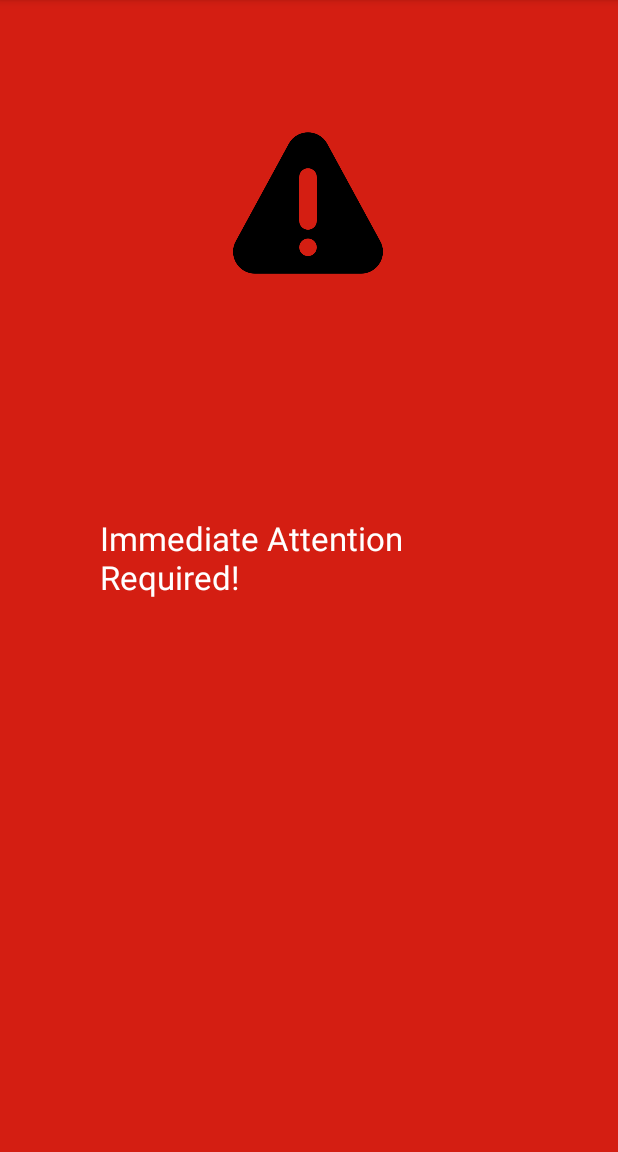
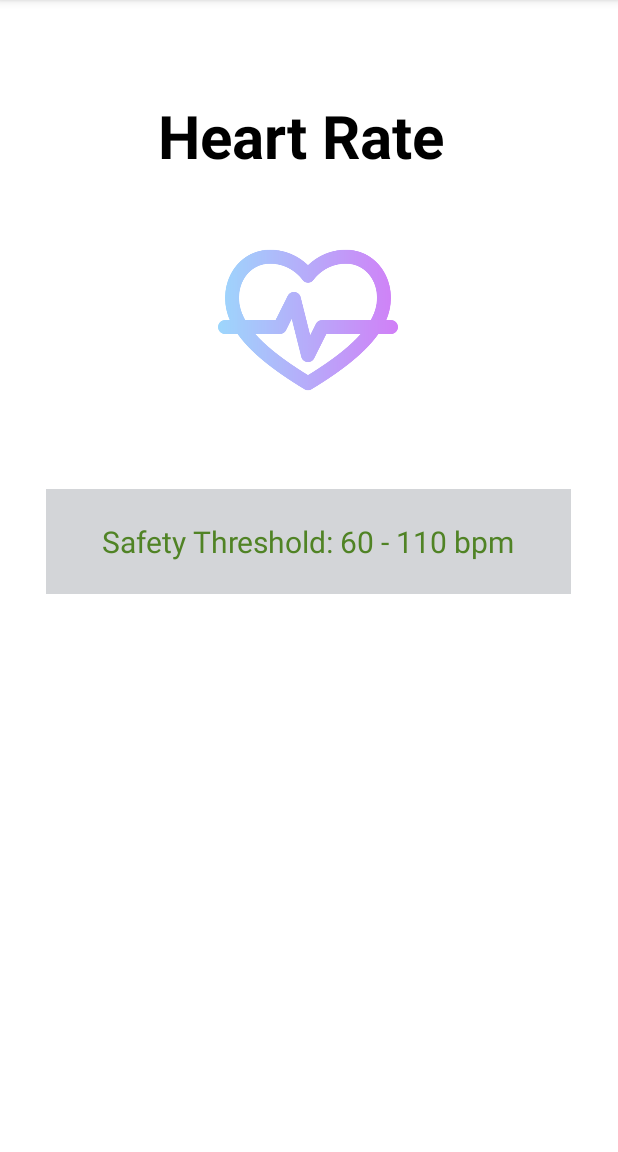
Before and after one commit to bhattin82/Pulse-Oximetry-Application, an Android app: the screen it shows after launch (PanicButton before the commit, HeartRateMonitor after it), on a phone screen of 412 x 824 dp, the part 84-1236 px from its top. Run offline under Robolectric (Android 15) with nearby library versions, the phone set to English and light mode, and no system bars.

Commit message:
Heart Rate Page

```diff
--- a/app/src/main/AndroidManifest.xml
+++ b/app/src/main/AndroidManifest.xml
@@ -14,13 +14,16 @@
         android:theme="@style/Theme.PulseOximetryApplication"
         tools:targetApi="31">
         <activity
+            android:name=".PanicButton"
+            android:exported="false" />
+        <activity
             android:name=".ModeSelection"
             android:exported="false" />
         <activity
             android:name=".LoginActivity"
             android:exported="true" />
         <activity
-            android:name=".PanicButton"
+            android:name=".HeartRateMonitor"
             android:exported="true">
             <intent-filter>
                 <action android:name="android.intent.action.MAIN" />
--- /dev/null
+++ b/app/src/main/java/com/example/pulseoximetryapplication/HeartRateMonitor.java
@@ -0,0 +1,14 @@
+package com.example.pulseoximetryapplication;
+
+import androidx.appcompat.app.AppCompatActivity;
+
+import android.os.Bundle;
+
+public class HeartRateMonitor extends AppCompatActivity {
+
+    @Override
+    protected void onCreate(Bundle savedInstanceState) {
+        super.onCreate(savedInstanceState);
+        setContentView(R.layout.heart_rate_monitor);
+    }
+}
--- /dev/null
+++ b/app/src/main/res/layout/heart_rate_monitor.xml
@@ -0,0 +1,53 @@
+<?xml version="1.0" encoding="utf-8"?>
+<androidx.constraintlayout.widget.ConstraintLayout xmlns:android="http://schemas.android.com/apk/res/android"
+    xmlns:app="http://schemas.android.com/apk/res-auto"
+    xmlns:tools="http://schemas.android.com/tools"
+    android:layout_width="match_parent"
+    android:layout_height="match_parent"
+    tools:context=".HeartRateMonitor">
+
+    <TextView
+        android:id="@+id/heartratemonitortext"
+        android:layout_width="200dp"
+        android:layout_height="50dp"
+        android:text="Heart Rate"
+        android:textColor="@color/black"
+        android:textSize="40dp"
+        android:textStyle="bold"
+        app:layout_constraintBottom_toBottomOf="parent"
+        app:layout_constraintEnd_toEndOf="parent"
+        app:layout_constraintHorizontal_bias="0.497"
+        app:layout_constraintStart_toStartOf="parent"
+        app:layout_constraintTop_toTopOf="parent"
+        app:layout_constraintVertical_bias="0.088" />
+
+    <TextView
+        android:id="@+id/textView2"
+        android:layout_width="350dp"
+        android:layout_height="70dp"
+        android:background="#D3D5D8"
+        android:gravity="center"
+        android:text="Safety Threshold: 60 - 110 bpm"
+        android:textColor="#508325"
+        android:textSize="20dp"
+        app:layout_constraintBottom_toBottomOf="parent"
+        app:layout_constraintEnd_toEndOf="parent"
+        app:layout_constraintHorizontal_bias="0.491"
+        app:layout_constraintStart_toStartOf="parent"
+        app:layout_constraintTop_toTopOf="parent"
+        app:layout_constraintVertical_bias="0.467" />
+
+    <ImageView
+        android:layout_width="120dp"
+        android:layout_height="120dp"
+        android:background="@drawable/heartreading"
+        app:layout_constraintBottom_toBottomOf="parent"
+        app:layout_constraintEnd_toEndOf="parent"
+        app:layout_constraintHorizontal_bias="0.498"
+        app:layout_constraintStart_toStartOf="parent"
+        app:layout_constraintTop_toTopOf="parent"
+        app:layout_constraintVertical_bias="0.237" />
+
+
+
+</androidx.constraintlayout.widget.ConstraintLayout>
--- a/app/src/main/res/layout/panic_button.xml
+++ b/app/src/main/res/layout/panic_button.xml
@@ -22,7 +22,7 @@
     <ImageView
         android:layout_width="100dp"
         android:layout_height="100dp"
-        android:background="@drawable/warning"
+        android:background="@drawable/danger2"
         app:layout_constraintBottom_toBottomOf="parent"
         app:layout_constraintEnd_toEndOf="parent"
         app:layout_constraintHorizontal_bias="0.498"
@@ -30,5 +30,16 @@
         app:layout_constraintTop_toTopOf="parent"
         app:layout_constraintVertical_bias="0.128" />
 
+    <ImageView
+        android:layout_width="100dp"
+        android:layout_height="100dp"
+        android:background="@drawable/panic"
+        app:layout_constraintBottom_toBottomOf="parent"
+        app:layout_constraintEnd_toEndOf="parent"
+        app:layout_constraintHorizontal_bias="0.536"
+        app:layout_constraintStart_toStartOf="parent"
+        app:layout_constraintTop_toTopOf="parent"
+        app:layout_constraintVertical_bias="0.771" />
+
 
 </androidx.constraintlayout.widget.ConstraintLayout>
```
Also changed, not shown: app/src/main/res/drawable/danger2.png (added), app/src/main/res/drawable/heartreading.png (added), app/src/main/res/drawable/panic.png (added).
